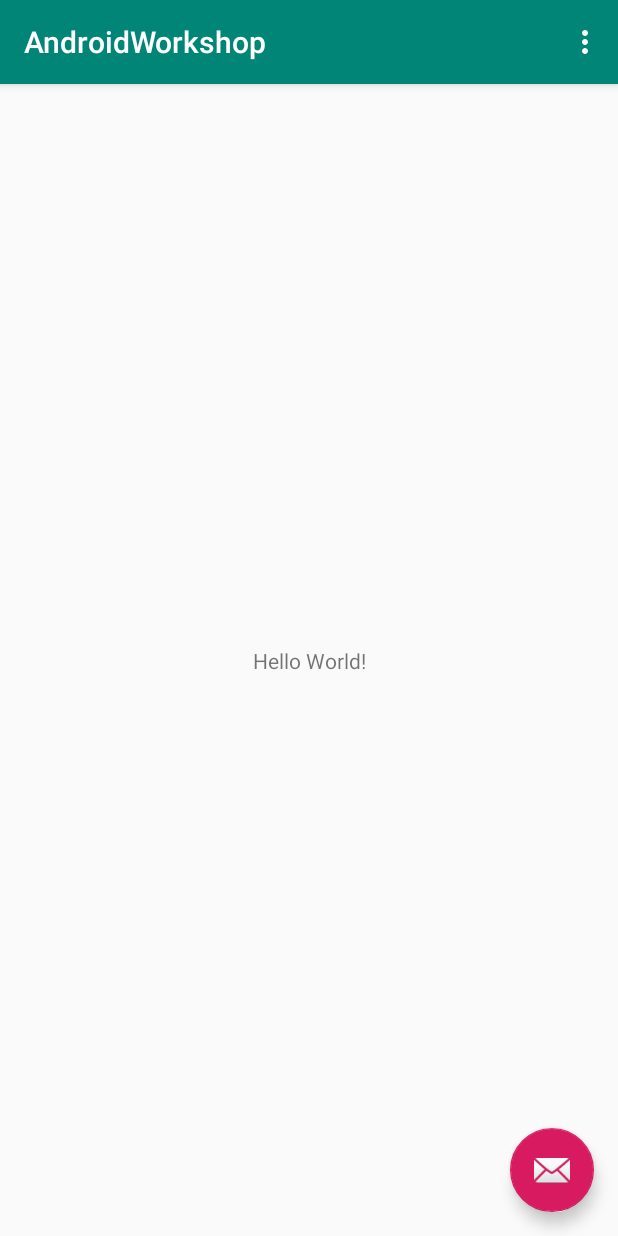
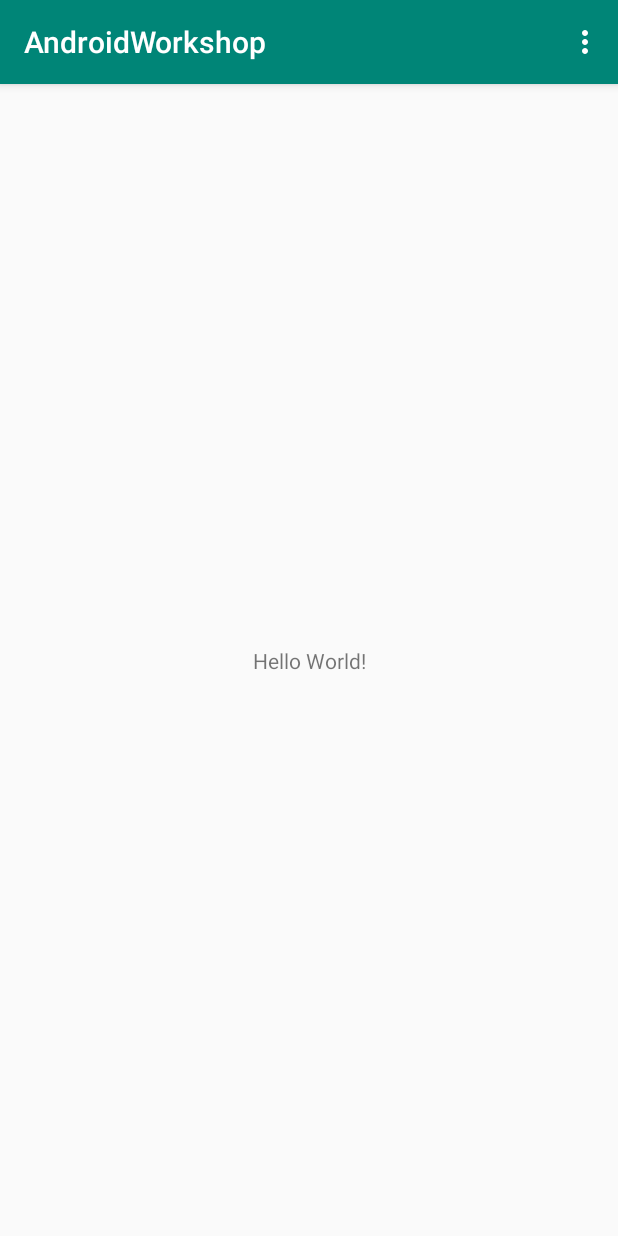
Before and after one commit to wlong123/AndroidWorkshop, an Android app: the screen it shows after launch (MainActivity), on a phone screen of 412 x 824 dp. Run offline under Robolectric (Android 15) with nearby library versions, the phone set to English and light mode, and no system bars.

Commit message:
added a couple variables

```diff
--- a/app/src/main/java/com/example/will/androidworkshop/MainActivity.java
+++ b/app/src/main/java/com/example/will/androidworkshop/MainActivity.java
@@ -8,8 +8,16 @@ import android.support.v7.widget.Toolbar;
 import android.view.View;
 import android.view.Menu;
 import android.view.MenuItem;
+import android.widget.Button;
 
 public class MainActivity extends AppCompatActivity {
+
+    private boolean game = false;
+    private int score = 0;
+
+
+    private Button start;
+    private Button quit;
 
     @Override
     protected void onCreate(Bundle savedInstanceState) {
@@ -18,14 +26,7 @@ public class MainActivity extends AppCompatActivity {
         Toolbar toolbar = (Toolbar) findViewById(R.id.toolbar);
         setSupportActionBar(toolbar);
 
-        FloatingActionButton fab = (FloatingActionButton) findViewById(R.id.fab);
-        fab.setOnClickListener(new View.OnClickListener() {
-            @Override
-            public void onClick(View view) {
-                Snackbar.make(view, "Replace with your own action", Snackbar.LENGTH_LONG)
-                        .setAction("Action", null).show();
-            }
-        });
+
     }
 
     @Override
--- a/app/src/main/res/layout/activity_main.xml
+++ b/app/src/main/res/layout/activity_main.xml
@@ -22,12 +22,4 @@
 
     <include layout="@layout/content_main" />
 
-    <android.support.design.widget.FloatingActionButton
-        android:id="@+id/fab"
-        android:layout_width="wrap_content"
-        android:layout_height="wrap_content"
-        android:layout_gravity="bottom|end"
-        android:layout_margin="@dimen/fab_margin"
-        app:srcCompat="@android:drawable/ic_dialog_email" />
-
 </android.support.design.widget.CoordinatorLayout>
```
